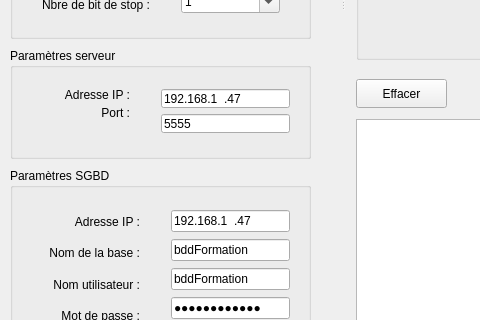
Above: cihmappformqtcpp.ui from PhASnBenoit/appFormQtCpp before the change; both pictures show x 0 to 480 and y 418 to 738 of the 1040 by 840 pixel window. Below: the same form after it.
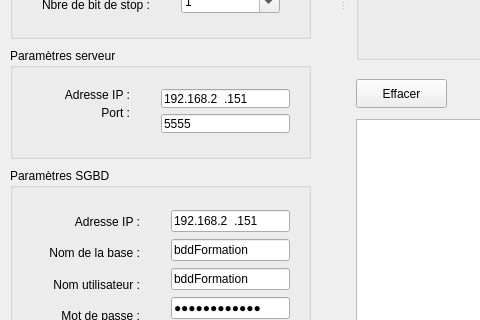
That is the form after the change. Icons and pictures are not drawn.

Patch:
```diff
--- a/cihmappformqtcpp.ui
+++ b/cihmappformqtcpp.ui
@@ -937,7 +937,7 @@
           <string>999.999.999.999</string>
          </property>
          <property name="text">
-          <string>192.168.1.47</string>
+          <string>192.168.2.151</string>
          </property>
         </widget>
        </item>
@@ -1011,7 +1011,7 @@
           <string>999.999.999.999</string>
          </property>
          <property name="text">
-          <string>192.168.1.47</string>
+          <string>192.168.2.151</string>
          </property>
         </widget>
        </item>
```
